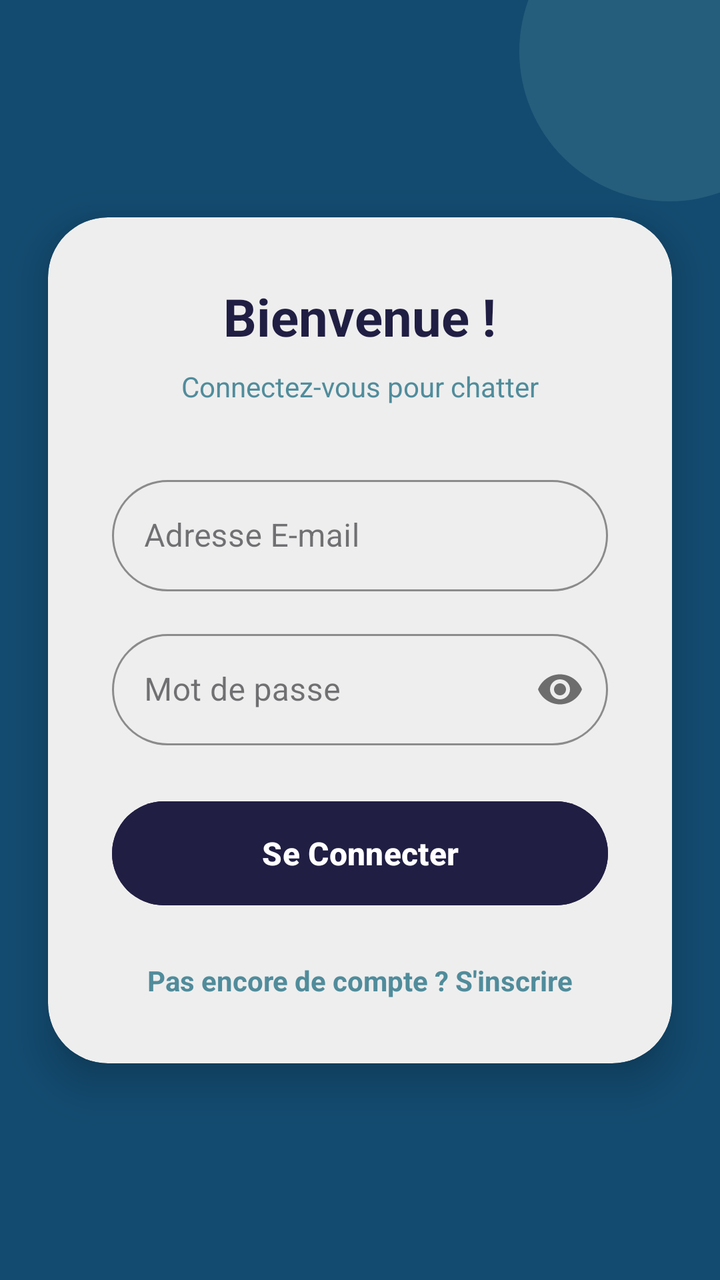
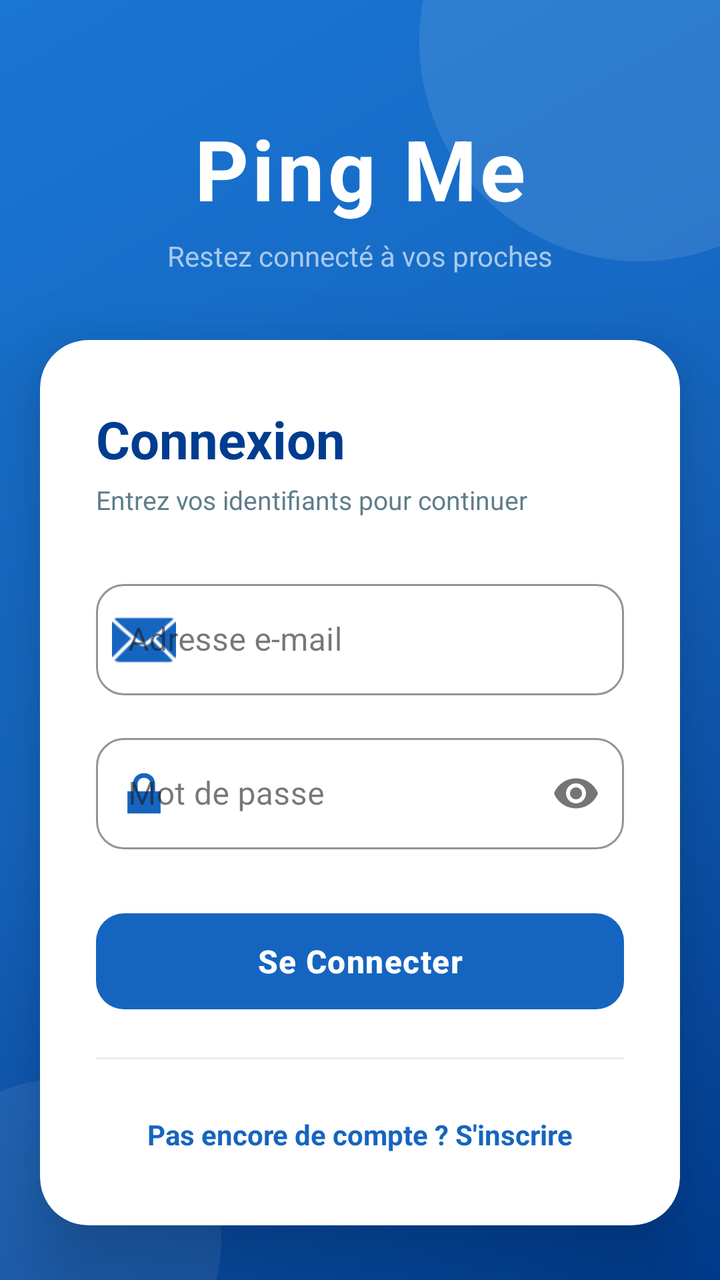

Two renders of the same Android screen: before a commit and after it. Below are the layout's source before the change and the commit's diff.
<!-- AndroidManifest.xml: application theme Theme.Chat_app -->
<!-- res/layout/activity_login.xml -->
<?xml version="1.0" encoding="utf-8"?>
<androidx.constraintlayout.widget.ConstraintLayout
    xmlns:android="http://schemas.android.com/apk/res/android"
    xmlns:app="http://schemas.android.com/apk/res-auto"
    xmlns:tools="http://schemas.android.com/tools"
    android:id="@+id/login_page"
    android:layout_width="match_parent"
    android:layout_height="match_parent"
    android:background="@color/colorPrimary"
    tools:context=".LoginActivity">

    <View
        android:layout_width="150dp"
        android:layout_height="150dp"
        android:background="@drawable/circle_shape"
        android:backgroundTint="@color/colorSecondary"
        android:alpha="0.3"
        android:layout_marginTop="-50dp"
        android:layout_marginEnd="-50dp"
        app:layout_constraintTop_toTopOf="parent"
        app:layout_constraintEnd_toEndOf="parent" />

    <androidx.cardview.widget.CardView
        android:layout_width="0dp"
        android:layout_height="wrap_content"
        android:layout_marginHorizontal="24dp"
        app:cardCornerRadius="30dp"
        app:cardElevation="12dp"
        app:cardBackgroundColor="@color/colorBackground"
        app:layout_constraintBottom_toBottomOf="parent"
        app:layout_constraintEnd_toEndOf="parent"
        app:layout_constraintStart_toStartOf="parent"
        app:layout_constraintTop_toTopOf="parent">

        <LinearLayout
            android:layout_width="match_parent"
            android:layout_height="wrap_content"
            android:orientation="vertical"
            android:padding="32dp">

            <TextView
                android:layout_width="wrap_content"
                android:layout_height="wrap_content"
                android:layout_gravity="center"
                android:text="@string/login_title"
                android:textColor="@color/colorPrimaryDark"
                android:textSize="26sp"
                android:textStyle="bold"
                android:layout_marginBottom="8dp"/>

            <TextView
                android:layout_width="wrap_content"
                android:layout_height="wrap_content"
                android:layout_gravity="center"
                android:text="Connectez-vous pour chatter"
                android:textColor="@color/colorSecondary"
                android:textSize="14sp"
                android:layout_marginBottom="32dp"/>

            <com.google.android.material.textfield.TextInputLayout
                android:id="@+id/email_layout"
                style="@style/Widget.MaterialComponents.TextInputLayout.OutlinedBox"
                android:layout_width="match_parent"
                android:layout_height="wrap_content"
                app:boxCornerRadiusTopStart="30dp"
                app:boxCornerRadiusTopEnd="30dp"
                app:boxCornerRadiusBottomStart="30dp"
                app:boxCornerRadiusBottomEnd="30dp"
                app:boxStrokeColor="@color/colorPrimary"
                app:startIconTint="@color/colorPrimary"
                android:layout_marginBottom="16dp">

                <com.google.android.material.textfield.TextInputEditText
                    android:id="@+id/email_edit_text"
                    android:layout_width="match_parent"
                    android:layout_height="wrap_content"
                    android:hint="@string/hint_email"
                    android:inputType="textEmailAddress" />
            </com.google.android.material.textfield.TextInputLayout>

            <com.google.android.material.textfield.TextInputLayout
                android:id="@+id/password_layout"
                style="@style/Widget.MaterialComponents.TextInputLayout.OutlinedBox"
                android:layout_width="match_parent"
                android:layout_height="wrap_content"
                app:boxCornerRadiusTopStart="30dp"
                app:boxCornerRadiusTopEnd="30dp"
                app:boxCornerRadiusBottomStart="30dp"
                app:boxCornerRadiusBottomEnd="30dp"
                app:boxStrokeColor="@color/colorPrimary"
                app:startIconTint="@color/colorPrimary"
                app:passwordToggleEnabled="true"
                android:layout_marginBottom="24dp">

                <com.google.android.material.textfield.TextInputEditText
                    android:id="@+id/password_edit_text"
                    android:layout_width="match_parent"
                    android:layout_height="wrap_content"
                    android:hint="@string/hint_password"
                    android:inputType="textPassword" />
            </com.google.android.material.textfield.TextInputLayout>

            <Button
                android:id="@+id/login_button"
                android:layout_width="match_parent"
                android:layout_height="60dp"
                android:text="@string/button_login"
                android:backgroundTint="@color/colorPrimaryDark"
                app:cornerRadius="30dp"
                android:textSize="16sp"
                android:textStyle="bold"
                android:elevation="4dp"/>

            <TextView
                android:id="@+id/register_link"
                android:layout_width="wrap_content"
                android:layout_height="wrap_content"
                android:layout_gravity="center"
                android:layout_marginTop="24dp"
                android:text="@string/link_register"
                android:textColor="@color/colorSecondary"
                android:textStyle="bold"/>

        </LinearLayout>
    </androidx.cardview.widget.CardView>

</androidx.constraintlayout.widget.ConstraintLayout>
<!-- resources referenced by this layout -->
<resources>
  <color name="colorBackground">#EEEEEE</color>
  <color name="colorPrimary">#134B70</color>
  <color name="colorPrimaryDark">#201E43</color>
  <color name="colorSecondary">#508C9B</color>
  <!-- drawable circle_shape (drawable) -->
  <?xml version="1.0" encoding="utf-8"?>
  <shape xmlns:android="http://schemas.android.com/apk/res/android"
      android:shape="oval">
      <solid android:color="#FFFFFF"/>  </shape>
  <string name="button_login">Se Connecter</string>
  <string name="hint_email">Adresse E-mail</string>
  <string name="hint_password">Mot de passe</string>
  <string name="link_register">Pas encore de compte ? S\'inscrire</string>
  <string name="login_title">Bienvenue !</string>
  <style name="Theme.Chat_app" parent="Base.Theme.Chat_app" />
  <style name="Base.Theme.Chat_app" parent="Theme.Material3.DayNight.NoActionBar">
          
          
      </style>
</resources>

<!-- the commit's change to res/layout/activity_login.xml (unified diff, before → after) -->
@@ -6,67 +6,117 @@
     android:id="@+id/login_page"
     android:layout_width="match_parent"
     android:layout_height="match_parent"
-    android:background="@color/colorPrimary"
+    android:background="@drawable/bg_login_gradient"
     tools:context=".LoginActivity">
 
+    
     <View
-        android:layout_width="150dp"
-        android:layout_height="150dp"
+        android:layout_width="220dp"
+        android:layout_height="220dp"
+        android:alpha="0.10"
         android:background="@drawable/circle_shape"
-        android:backgroundTint="@color/colorSecondary"
-        android:alpha="0.3"
-        android:layout_marginTop="-50dp"
-        android:layout_marginEnd="-50dp"
+        android:layout_marginTop="-90dp"
+        android:layout_marginEnd="-70dp"
         app:layout_constraintTop_toTopOf="parent"
-        app:layout_constraintEnd_toEndOf="parent" />
+        app:layout_constraintEnd_toEndOf="parent"/>
 
+    
+    <View
+        android:layout_width="160dp"
+        android:layout_height="160dp"
+        android:alpha="0.08"
+        android:background="@drawable/circle_shape"
+        android:layout_marginBottom="-60dp"
+        android:layout_marginStart="-50dp"
+        app:layout_constraintBottom_toBottomOf="parent"
+        app:layout_constraintStart_toStartOf="parent"/>
+
+    
+    <LinearLayout
+        android:id="@+id/logoSection"
+        android:layout_width="wrap_content"
+        android:layout_height="wrap_content"
+        android:orientation="vertical"
+        android:gravity="center"
+        android:layout_marginTop="56dp"
+        app:layout_constraintTop_toTopOf="parent"
+        app:layout_constraintStart_toStartOf="parent"
+        app:layout_constraintEnd_toEndOf="parent">
+
+        <TextView
+            android:layout_width="wrap_content"
+            android:layout_height="wrap_content"
+            android:text="Ping Me"
+            android:textColor="#FFFFFF"
+            android:textSize="42sp"
+            android:textStyle="bold"
+            android:letterSpacing="0.04"/>
+
+        <TextView
+            android:layout_width="wrap_content"
+            android:layout_height="wrap_content"
+            android:text="Restez connecté à vos proches"
+            android:textColor="#A8C9EC"
+            android:textSize="14sp"
+            android:layout_marginTop="6dp"/>
+    </LinearLayout>
+
+    
     <androidx.cardview.widget.CardView
+        android:id="@+id/formCard"
         android:layout_width="0dp"
         android:layout_height="wrap_content"
-        android:layout_marginHorizontal="24dp"
-        app:cardCornerRadius="30dp"
-        app:cardElevation="12dp"
-        app:cardBackgroundColor="@color/colorBackground"
+        android:layout_marginStart="20dp"
+        android:layout_marginEnd="20dp"
+        android:layout_marginTop="32dp"
+        android:layout_marginBottom="24dp"
+        app:cardCornerRadius="24dp"
+        app:cardElevation="24dp"
+        app:cardBackgroundColor="@color/white"
+        app:layout_constraintTop_toBottomOf="@id/logoSection"
+        app:layout_constraintStart_toStartOf="parent"
+        app:layout_constraintEnd_toEndOf="parent"
         app:layout_constraintBottom_toBottomOf="parent"
-        app:layout_constraintEnd_toEndOf="parent"
-        app:layout_constraintStart_toStartOf="parent"
-        app:layout_constraintTop_toTopOf="parent">
+        app:layout_constraintVertical_bias="0.15">
 
         <LinearLayout
             android:layout_width="match_parent"
             android:layout_height="wrap_content"
             android:orientation="vertical"
-            android:padding="32dp">
+            android:paddingStart="28dp"
+            android:paddingEnd="28dp"
+            android:paddingTop="32dp"
+            android:paddingBottom="28dp">
 
             <TextView
                 android:layout_width="wrap_content"
                 android:layout_height="wrap_content"
-                android:layout_gravity="center"
-                android:text="@string/login_title"
+                android:text="Connexion"
                 android:textColor="@color/colorPrimaryDark"
                 android:textSize="26sp"
-                android:textStyle="bold"
-                android:layout_marginBottom="8dp"/>
+                android:textStyle="bold"/>
 
             <TextView
                 android:layout_width="wrap_content"
                 android:layout_height="wrap_content"
-                android:layout_gravity="center"
-                android:text="Connectez-vous pour chatter"
-                android:textColor="@color/colorSecondary"
-                android:textSize="14sp"
-                android:layout_marginBottom="32dp"/>
+                android:text="Entrez vos identifiants pour continuer"
+                android:textColor="@color/colorTextSecondary"
+                android:textSize="13sp"
+                android:layout_marginTop="4dp"
+                android:layout_marginBottom="28dp"/>
 
             <com.google.android.material.textfield.TextInputLayout
                 android:id="@+id/email_layout"
                 style="@style/Widget.MaterialComponents.TextInputLayout.OutlinedBox"
                 android:layout_width="match_parent"
                 android:layout_height="wrap_content"
-                app:boxCornerRadiusTopStart="30dp"
-                app:boxCornerRadiusTopEnd="30dp"
-                app:boxCornerRadiusBottomStart="30dp"
-                app:boxCornerRadiusBottomEnd="30dp"
+                android:hint="Adresse e-mail"
+                app:boxCornerRadiusTopStart="14dp"
+                app:boxCornerRadiusTopEnd="14dp"
+                app:boxCornerRadiusBottomStart="14dp"
+                app:boxCornerRadiusBottomEnd="14dp"
                 app:boxStrokeColor="@color/colorPrimary"
+                app:startIconDrawable="@android:drawable/ic_dialog_email"
                 app:startIconTint="@color/colorPrimary"
                 android:layout_marginBottom="16dp">
 
@@ -74,8 +124,7 @@
                     android:id="@+id/email_edit_text"
                     android:layout_width="match_parent"
                     android:layout_height="wrap_content"
-                    android:hint="@string/hint_email"
-                    android:inputType="textEmailAddress" />
+                    android:inputType="textEmailAddress"/>
             </com.google.android.material.textfield.TextInputLayout>
 
             <com.google.android.material.textfield.TextInputLayout
@@ -83,43 +132,52 @@
                 style="@style/Widget.MaterialComponents.TextInputLayout.OutlinedBox"
                 android:layout_width="match_parent"
                 android:layout_height="wrap_content"
-                app:boxCornerRadiusTopStart="30dp"
-                app:boxCornerRadiusTopEnd="30dp"
-                app:boxCornerRadiusBottomStart="30dp"
-                app:boxCornerRadiusBottomEnd="30dp"
+                android:hint="Mot de passe"
+                app:boxCornerRadiusTopStart="14dp"
+                app:boxCornerRadiusTopEnd="14dp"
+                app:boxCornerRadiusBottomStart="14dp"
+                app:boxCornerRadiusBottomEnd="14dp"
                 app:boxStrokeColor="@color/colorPrimary"
+                app:startIconDrawable="@android:drawable/ic_lock_lock"
                 app:startIconTint="@color/colorPrimary"
                 app:passwordToggleEnabled="true"
-                android:layout_marginBottom="24dp">
+                android:layout_marginBottom="28dp">
 
                 <com.google.android.material.textfield.TextInputEditText
                     android:id="@+id/password_edit_text"
                     android:layout_width="match_parent"
                     android:layout_height="wrap_content"
-                    android:hint="@string/hint_password"
-                    android:inputType="textPassword" />
+                    android:inputType="textPassword"/>
             </com.google.android.material.textfield.TextInputLayout>
 
-            <Button
+            <com.google.android.material.button.MaterialButton
                 android:id="@+id/login_button"
                 android:layout_width="match_parent"
-                android:layout_height="60dp"
+                android:layout_height="56dp"
                 android:text="@string/button_login"
-                android:backgroundTint="@color/colorPrimaryDark"
-                app:cornerRadius="30dp"
                 android:textSize="16sp"
                 android:textStyle="bold"
-                android:elevation="4dp"/>
+                android:letterSpacing="0.03"
+                app:backgroundTint="@color/colorPrimary"
+                app:cornerRadius="14dp"/>
+
+            <View
+                android:layout_width="match_parent"
+                android:layout_height="1dp"
+                android:background="@color/colorDivider"
+                android:layout_marginTop="20dp"
+                android:layout_marginBottom="20dp"/>
 
             <TextView
                 android:id="@+id/register_link"
                 android:layout_width="wrap_content"
                 android:layout_height="wrap_content"
                 android:layout_gravity="center"
-                android:layout_marginTop="24dp"
                 android:text="@string/link_register"
-                android:textColor="@color/colorSecondary"
-                android:textStyle="bold"/>
+                android:textColor="@color/colorPrimary"
+                android:textStyle="bold"
+                android:textSize="14sp"
+                android:padding="8dp"/>
 
         </LinearLayout>
     </androidx.cardview.widget.CardView>
<!-- resource entries referenced after the edit -->
@@ -1,23 +1,39 @@
 <!-- resources referenced by this layout -->
 <resources>
-  <color name="colorBackground">#EEEEEE</color>
-  <color name="colorPrimary">#134B70</color>
-  <color name="colorPrimaryDark">#201E43</color>
-  <color name="colorSecondary">#508C9B</color>
+  <color name="colorDivider">#E8ECF4</color>
+  <color name="colorBackground">#F0F4F8</color>
+  <color name="colorPrimary">#1565C0</color>
+  <color name="colorPrimaryDark">#003c8f</color>
+  <color name="colorTextSecondary">#607D8B</color>
+  <color name="white">#FFFFFF</color>
+  <!-- drawable bg_login_gradient (drawable) -->
+  <?xml version="1.0" encoding="utf-8"?>
+  <shape xmlns:android="http://schemas.android.com/apk/res/android">
+      <gradient
+          android:angle="135"
+          android:startColor="#003c8f"
+          android:centerColor="#1565C0"
+          android:endColor="#1976D2"
+          android:type="linear"/>
+  </shape>
+  <color name="colorSecondary">#42A5F5</color>
+  <color name="colorSurface">#FFFFFF</color>
   <!-- drawable circle_shape (drawable) -->
   <?xml version="1.0" encoding="utf-8"?>
   <shape xmlns:android="http://schemas.android.com/apk/res/android"
       android:shape="oval">
       <solid android:color="#FFFFFF"/>  </shape>
   <string name="button_login">Se Connecter</string>
-  <string name="hint_email">Adresse E-mail</string>
-  <string name="hint_password">Mot de passe</string>
   <string name="link_register">Pas encore de compte ? S\'inscrire</string>
-  <string name="login_title">Bienvenue !</string>
   <style name="Theme.Chat_app" parent="Base.Theme.Chat_app" />
   <style name="Base.Theme.Chat_app" parent="Theme.Material3.DayNight.NoActionBar">
-          
-          
+          <item name="colorPrimary">@color/colorPrimary</item>
+          <item name="colorOnPrimary">@color/colorTextOnPrimary</item>
+          <item name="colorSecondary">@color/colorSecondary</item>
+          <item name="colorSurface">@color/colorSurface</item>
+          <item name="android:colorBackground">@color/colorBackground</item>
+          <item name="android:windowBackground">@color/colorBackground</item>
       </style>
+  <color name="colorTextOnPrimary">#FFFFFF</color>
 </resources>
 
